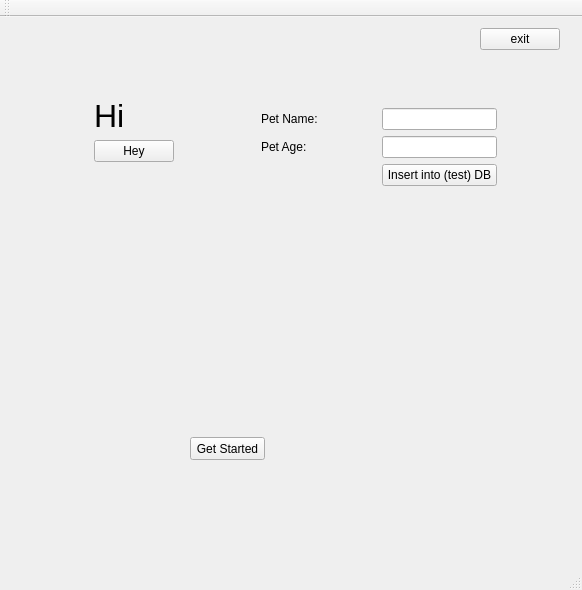
First picture: the form in StudyMeet/studymeet.ui, repository DanielCChavez/StudyMeet, before the edit.
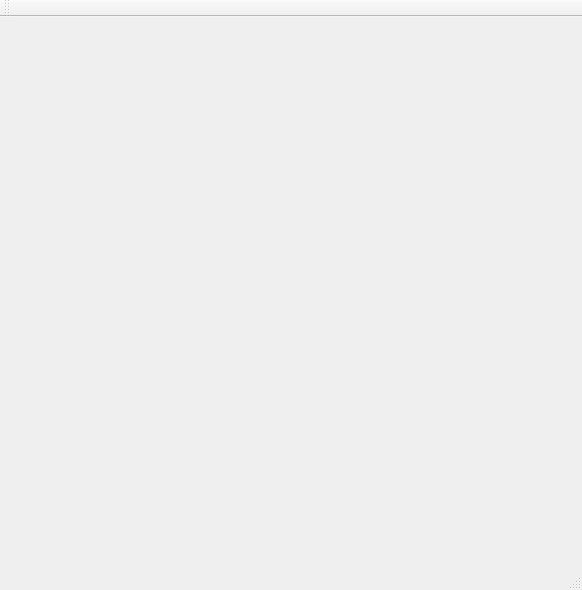
Second picture: the form after the edit.

```diff
--- a/StudyMeet/studymeet.ui
+++ b/StudyMeet/studymeet.ui
@@ -13,207 +13,7 @@
   <property name="windowTitle">
    <string>StudyMeet</string>
   </property>
-  <widget class="QWidget" name="centralWidget">
-   <widget class="QWidget" name="layoutWidget">
-    <property name="geometry">
-     <rect>
-      <x>0</x>
-      <y>70</y>
-      <width>185</width>
-      <height>308</height>
-     </rect>
-    </property>
-    <layout class="QVBoxLayout" name="verticalLayout">
-     <item>
-      <layout class="QHBoxLayout" name="horizontalLayout_2">
-       <item>
-        <spacer name="horizontalSpacer_2">
-         <property name="orientation">
-          <enum>Qt::Horizontal</enum>
-         </property>
-         <property name="sizeHint" stdset="0">
-          <size>
-           <width>98</width>
-           <height>20</height>
-          </size>
-         </property>
-        </spacer>
-       </item>
-       <item>
-        <layout class="QGridLayout" name="gridLayout_2">
-         <item row="0" column="0">
-          <widget class="QLabel" name="label">
-           <property name="font">
-            <font>
-             <pointsize>24</pointsize>
-            </font>
-           </property>
-           <property name="text">
-            <string>Hi</string>
-           </property>
-           <property name="textFormat">
-            <enum>Qt::PlainText</enum>
-           </property>
-          </widget>
-         </item>
-         <item row="1" column="0">
-          <widget class="QPushButton" name="heyButton">
-           <property name="text">
-            <string>Hey</string>
-           </property>
-          </widget>
-         </item>
-        </layout>
-       </item>
-      </layout>
-     </item>
-     <item>
-      <spacer name="verticalSpacer">
-       <property name="orientation">
-        <enum>Qt::Vertical</enum>
-       </property>
-       <property name="sizeHint" stdset="0">
-        <size>
-         <width>20</width>
-         <height>228</height>
-        </size>
-       </property>
-      </spacer>
-     </item>
-    </layout>
-   </widget>
-   <widget class="QWidget" name="layoutWidget">
-    <property name="geometry">
-     <rect>
-      <x>-30</x>
-      <y>0</y>
-      <width>601</width>
-      <height>71</height>
-     </rect>
-    </property>
-    <layout class="QVBoxLayout" name="verticalLayout_2">
-     <item>
-      <layout class="QHBoxLayout" name="horizontalLayout">
-       <item>
-        <spacer name="horizontalSpacer">
-         <property name="orientation">
-          <enum>Qt::Horizontal</enum>
-         </property>
-         <property name="sizeHint" stdset="0">
-          <size>
-           <width>418</width>
-           <height>20</height>
-          </size>
-         </property>
-        </spacer>
-       </item>
-       <item>
-        <widget class="QPushButton" name="exitButton">
-         <property name="text">
-          <string>exit</string>
-         </property>
-        </widget>
-       </item>
-      </layout>
-     </item>
-     <item>
-      <spacer name="verticalSpacer_2">
-       <property name="orientation">
-        <enum>Qt::Vertical</enum>
-       </property>
-       <property name="sizeHint" stdset="0">
-        <size>
-         <width>20</width>
-         <height>348</height>
-        </size>
-       </property>
-      </spacer>
-     </item>
-    </layout>
-   </widget>
-   <widget class="QWidget" name="layoutWidget">
-    <property name="geometry">
-     <rect>
-      <x>250</x>
-      <y>80</y>
-      <width>258</width>
-      <height>323</height>
-     </rect>
-    </property>
-    <layout class="QGridLayout" name="gridLayout_3">
-     <item row="0" column="0">
-      <layout class="QGridLayout" name="gridLayout">
-       <item row="0" column="0">
-        <widget class="QLabel" name="name_label">
-         <property name="text">
-          <string>Pet Name:</string>
-         </property>
-        </widget>
-       </item>
-       <item row="0" column="1">
-        <widget class="QLineEdit" name="petName"/>
-       </item>
-       <item row="1" column="0">
-        <widget class="QLabel" name="age_label">
-         <property name="text">
-          <string>Pet Age:</string>
-         </property>
-        </widget>
-       </item>
-       <item row="1" column="1">
-        <widget class="QLineEdit" name="petAge"/>
-       </item>
-       <item row="2" column="0">
-        <spacer name="horizontalSpacer_3">
-         <property name="orientation">
-          <enum>Qt::Horizontal</enum>
-         </property>
-         <property name="sizeHint" stdset="0">
-          <size>
-           <width>58</width>
-           <height>20</height>
-          </size>
-         </property>
-        </spacer>
-       </item>
-       <item row="2" column="1">
-        <widget class="QPushButton" name="insertButton">
-         <property name="text">
-          <string>Insert into (test) DB</string>
-         </property>
-        </widget>
-       </item>
-      </layout>
-     </item>
-     <item row="1" column="0">
-      <spacer name="verticalSpacer_3">
-       <property name="orientation">
-        <enum>Qt::Vertical</enum>
-       </property>
-       <property name="sizeHint" stdset="0">
-        <size>
-         <width>20</width>
-         <height>40</height>
-        </size>
-       </property>
-      </spacer>
-     </item>
-    </layout>
-   </widget>
-   <widget class="QPushButton" name="getStartedButton">
-    <property name="geometry">
-     <rect>
-      <x>190</x>
-      <y>420</y>
-      <width>75</width>
-      <height>23</height>
-     </rect>
-    </property>
-    <property name="text">
-     <string>Get Started</string>
-    </property>
-   </widget>
-  </widget>
+  <widget class="QWidget" name="centralWidget"/>
   <widget class="QMenuBar" name="menuBar">
    <property name="geometry">
     <rect>
```
Left out of the diff: 19 changed lines with no effect on the pictures.
